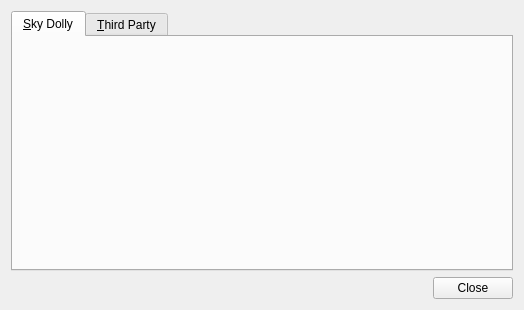
The window that src/UserInterface/src/Dialog/AboutDialog.ui (till213/SkyDolly) describes before a commit, drawn with Qt 5.
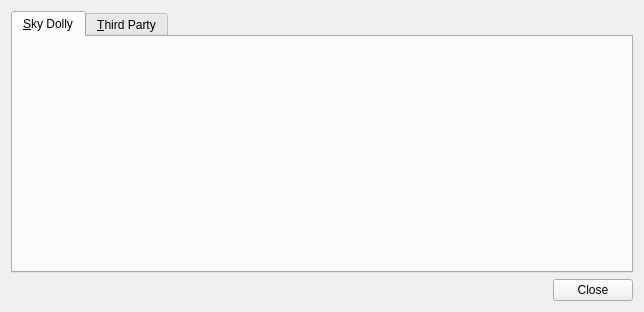
The same window after the commit. Icons and pictures are not drawn. Custom widgets are drawn as their Qt base class.

Commit message: Adjust size

```diff
--- a/src/UserInterface/src/Dialog/AboutDialog.ui
+++ b/src/UserInterface/src/Dialog/AboutDialog.ui
@@ -6,8 +6,8 @@
    <rect>
     <x>0</x>
     <y>0</y>
-    <width>520</width>
-    <height>310</height>
+    <width>640</width>
+    <height>312</height>
    </rect>
   </property>
   <property name="windowTitle">
@@ -89,7 +89,7 @@
         <widget class="QLabel" name="aboutLabel">
          <property name="minimumSize">
           <size>
-           <width>480</width>
+           <width>600</width>
            <height>140</height>
           </size>
          </property>
```
Left out of the diff: 2 changed lines with no effect on the pictures. The commit also changes 1 other file.
